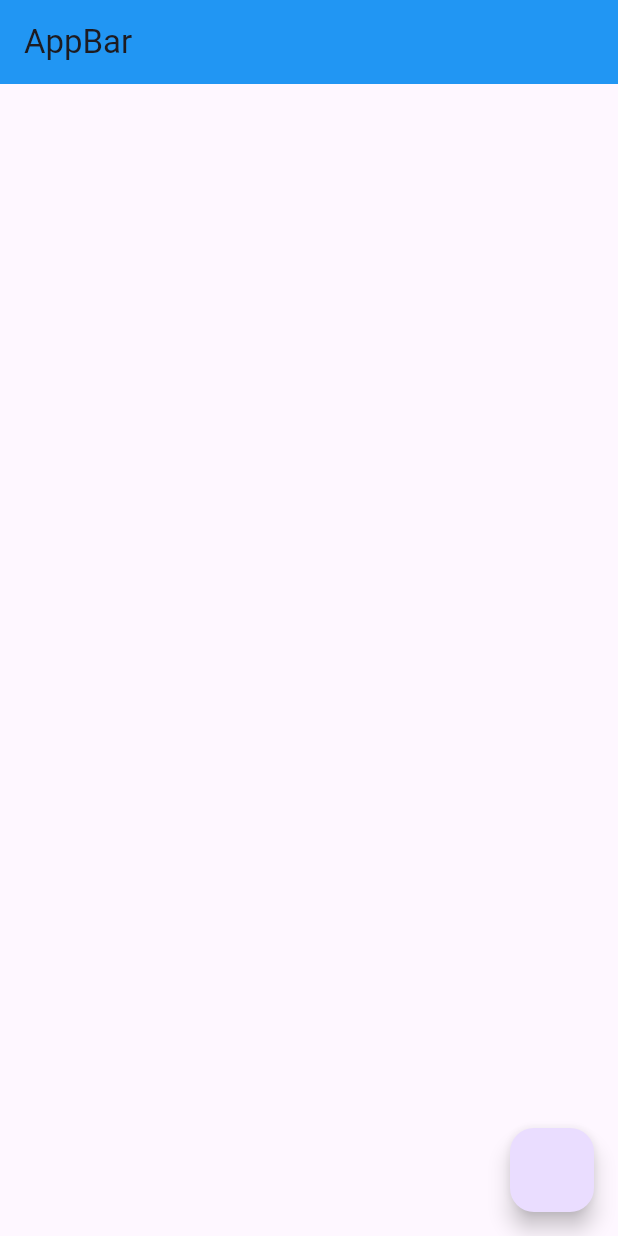
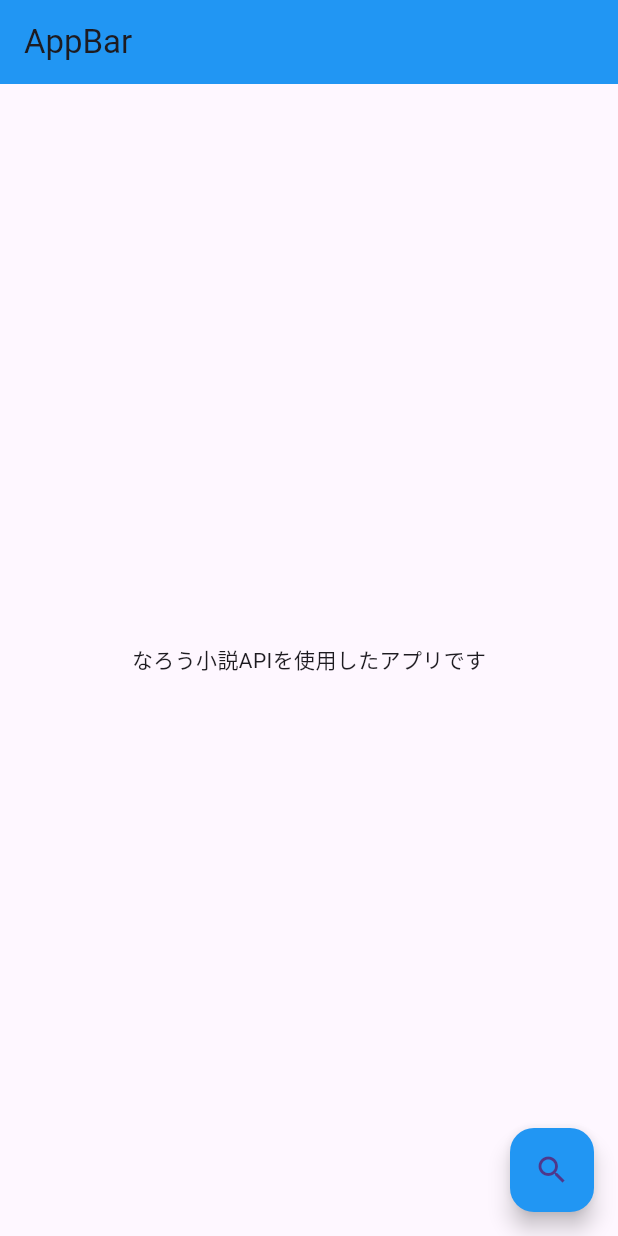
Before and after one commit to 54-xenon/NarouReader, a Flutter app: the screen it shows after launch, on a phone screen of 412 x 824 dp. Run offline on Flutter 3.47's test engine with Material 3 defaults, Android fonts, the phone set to English and light mode, and no system bars.

Commit message:
検索機能を実装完了

```diff
--- a/lib/main.dart
+++ b/lib/main.dart
@@ -1,4 +1,5 @@
 import 'package:flutter/material.dart';
+import 'package:naroureader/screens/home_screen.dart';
 
 void main() {
   runApp(const MyApp());
@@ -10,17 +11,38 @@ class MyApp extends StatelessWidget {
   @override
   Widget build(BuildContext context) {
     return MaterialApp(
-      home: Scaffold(
-        appBar: AppBar(
-          title: const Text('AppBar'),
-          backgroundColor: Colors.blue,
-        ),
-        floatingActionButton: FloatingActionButton(
-          Icon: Icon(Icons.search)
-        ),
+      home: mainPage()
+    );
+  }
+}
+
+class mainPage extends StatelessWidget {
+  const mainPage({super.key});
+
+  @override
+  Widget build(BuildContext context) {
+    return Scaffold(
+      appBar: AppBar(
+        title: const Text('AppBar'),
+        backgroundColor: Colors.blue,
+      ),
+      body: Center(
+        child: Text('なろう小説APIを使用したアプリです'),
+      ),
+      floatingActionButton: FloatingActionButton(
+        child: const Icon(Icons.search),
+        backgroundColor: Colors.blue,
+        onPressed: () {
+          // 画面推移(main.dartからHomePageに移動する)
+          Navigator.push(
+            context,
+            MaterialPageRoute(builder: (context) => HomeScreen()),
+          );
+        },
       ),
     );
   }
 }
 
 // ctl+fn+spaceで提案を表示
+// 画面推移の方法がよくわからない→多分privedとか使うのかな？
--- a/lib/screens/home_screen.dart
+++ b/lib/screens/home_screen.dart
@@ -29,7 +29,7 @@ class _HomeScreenState extends State<HomeScreen> {
   Widget build(BuildContext context) {
     return Scaffold(
       appBar: AppBar(
-        title: Text('なろう小説検索'),
+        title: const Text('なろう小説検索'),
       ),
       body: Padding(
         padding: EdgeInsets.all(16.0),
@@ -40,7 +40,7 @@ class _HomeScreenState extends State<HomeScreen> {
               decoration: InputDecoration(
                 labelText: 'キーワードを入力',
                 suffixIcon: IconButton(
-                  icon: Icon(Icons.search),
+                  icon: const Icon(Icons.search),
                   onPressed: () {
                     _searchNovels(_controller.text);
                   },
```
Also changed, not shown: 1 other file.
